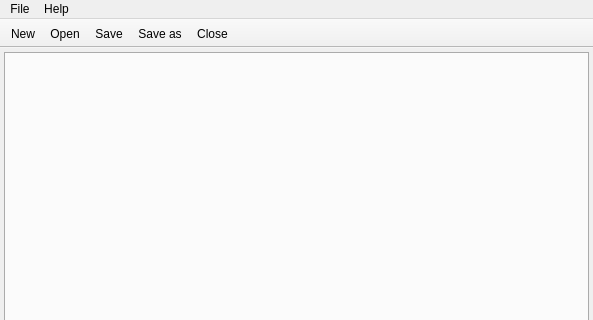
First picture: the form in qvarianteditor/mainwindow.ui, repository VaysseB/QVariantEditor, before the edit; both pictures show x 0 to 593 and y 0 to 320 of the 593 by 465 pixel window.
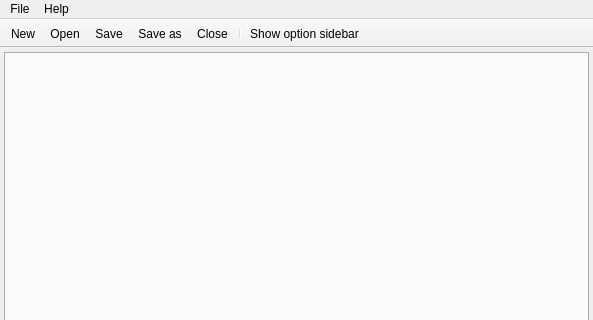
Second picture: the form after the edit. Icons and pictures are not drawn.

Commit message: Added checkable action to show/hide options inside tab

```diff
--- a/qvarianteditor/mainwindow.ui
+++ b/qvarianteditor/mainwindow.ui
@@ -87,6 +87,8 @@
    <addaction name="actionSave"/>
    <addaction name="actionSaveAs"/>
    <addaction name="actionClose"/>
+   <addaction name="separator"/>
+   <addaction name="actionShowOptionSidebar"/>
   </widget>
   <widget class="QStatusBar" name="statusBar">
    <property name="sizeGripEnabled">
@@ -186,6 +188,17 @@
     <string notr="true"/>
    </property>
   </action>
+  <action name="actionShowOptionSidebar">
+   <property name="checkable">
+    <bool>true</bool>
+   </property>
+   <property name="icon">
+    <iconset theme="taskbar"/>
+   </property>
+   <property name="text">
+    <string>Show option sidebar</string>
+   </property>
+  </action>
  </widget>
  <layoutdefault spacing="6" margin="11"/>
  <resources/>
```
Left out of the diff: 2 changed lines with no effect on the pictures. The commit also changes 7 other files.
